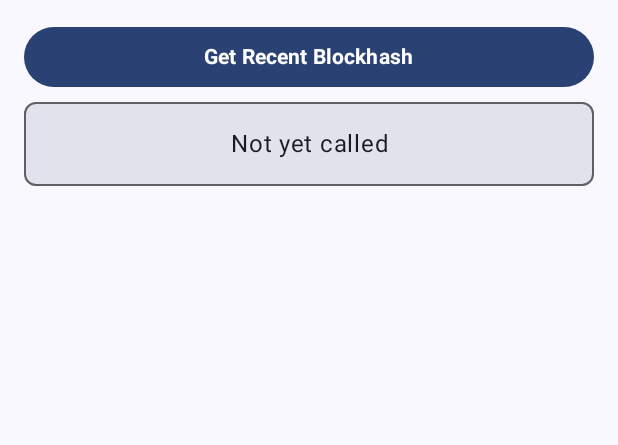
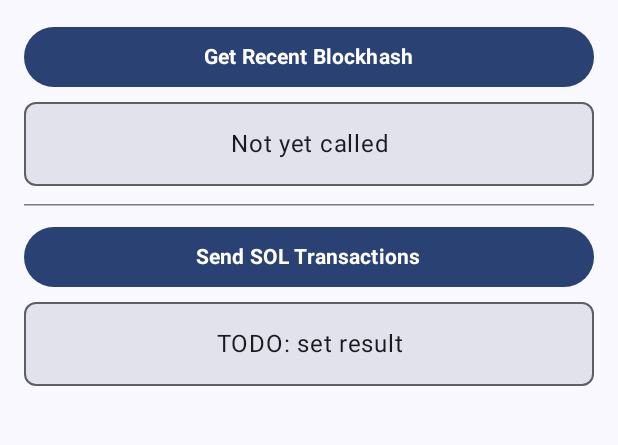
Before and after one commit to koponomarenko/solana-test-app-android, an Android app built with Jetpack Compose: the screen it shows after launch (MainActivity), on a phone screen of 412 x 824 dp, the part 78-523 px from its top. Run offline under Robolectric (Android 15) with nearby library versions, the phone set to English and light mode, and no system bars; libraries missing offline, so code that uses them is left out: com.solana.mobilewalletadapter.

Commit message:
add Send SOL Transactions

```diff
--- a/app/src/main/java/com/example/tmp_sol/MainActivity.kt
+++ b/app/src/main/java/com/example/tmp_sol/MainActivity.kt
@@ -19,6 +19,7 @@ import androidx.compose.foundation.layout.padding
 import androidx.compose.foundation.shape.RoundedCornerShape
 import androidx.compose.material3.Button
 import androidx.compose.material3.CircularProgressIndicator
+import androidx.compose.material3.HorizontalDivider
 import androidx.compose.material3.MaterialTheme
 import androidx.compose.material3.Scaffold
 import androidx.compose.material3.Text
@@ -65,26 +66,25 @@ class MainActivity : ComponentActivity() {
 @Composable
 fun Greeting(name: String, modifier: Modifier = Modifier) {
     val coroutineScope = rememberCoroutineScope()
-    var result by remember { mutableStateOf("Not yet called") }
+    var recentBlockhashResult by remember { mutableStateOf("Not yet called") }
     Column(
         modifier = modifier.padding(16.dp),
         horizontalAlignment = Alignment.CenterHorizontally
     ) {
         Text(
-            text = "$name",
+            text = name,
             style = MaterialTheme.typography.headlineMedium,
             modifier = Modifier.padding(bottom = 12.dp)
         )
+        //========= Get Recent Blockhash ===============================================
         Button(
             modifier = Modifier
                 .fillMaxWidth()
                 .padding(vertical = 2.dp),
             onClick = {
                 coroutineScope.launch {
-                    val rpcUriStr: String = "https://api.devnet.solana.com"
-                    val rpcUri = rpcUriStr.toUri()
-                    result = RecentBlockhashUseCase(rpcUri = rpcUri).toString()
-                    Log.i("callRecentBlockhashUseCase", "result=$result")
+                    val rpcUri = "https://api.devnet.solana.com".toUri()
+                    recentBlockhashResult = RecentBlockhashUseCase(rpcUri = rpcUri).toString()
                 }
             }
         ) {
@@ -94,7 +94,50 @@ fun Greeting(name: String, modifier: Modifier = Modifier) {
             )
         }
         Text(
-            text = result,
+            text = recentBlockhashResult,
+            modifier = Modifier
+                .fillMaxWidth()
+                .padding(vertical = 4.dp)
+                .border(
+                    width = 1.dp,
+                    color = MaterialTheme.colorScheme.outline,
+                    shape = RoundedCornerShape(8.dp)
+                )
+                .background(
+                    color = MaterialTheme.colorScheme.surfaceVariant,
+                    shape = RoundedCornerShape(8.dp)
+                )
+                .padding(16.dp),
+            textAlign = TextAlign.Center
+        )
+        HorizontalDivider(
+            modifier = Modifier.padding(vertical = 8.dp),
+            thickness = 1.dp,
+            color = MaterialTheme.colorScheme.outlineVariant
+        )
+        //========= Send SOL Transactions ===============================================
+        Button(
+            modifier = Modifier
+                .fillMaxWidth()
+                .padding(vertical = 2.dp),
+            onClick = {
+                coroutineScope.launch {
+                    val rpcUri = "https://api.devnet.solana.com".toUri()
+                    // TODO: return result?
+                    SendTransactionsUseCase(
+                        rpcUri = rpcUri,
+                        transactions = listOf(byteArrayOf(1))
+                    ).toString()
+                }
+            }
+        ) {
+            Text(
+                text = "Send SOL Transactions",
+                fontWeight = FontWeight.Bold,
+            )
+        }
+        Text(
+            text = "TODO: set result",
             modifier = Modifier
                 .fillMaxWidth()
                 .padding(vertical = 4.dp)
```
Also changed, not shown: app/src/main/java/com/example/tmp_sol/SendTransactionsUseCase.kt (added, +51 -0 lines).
